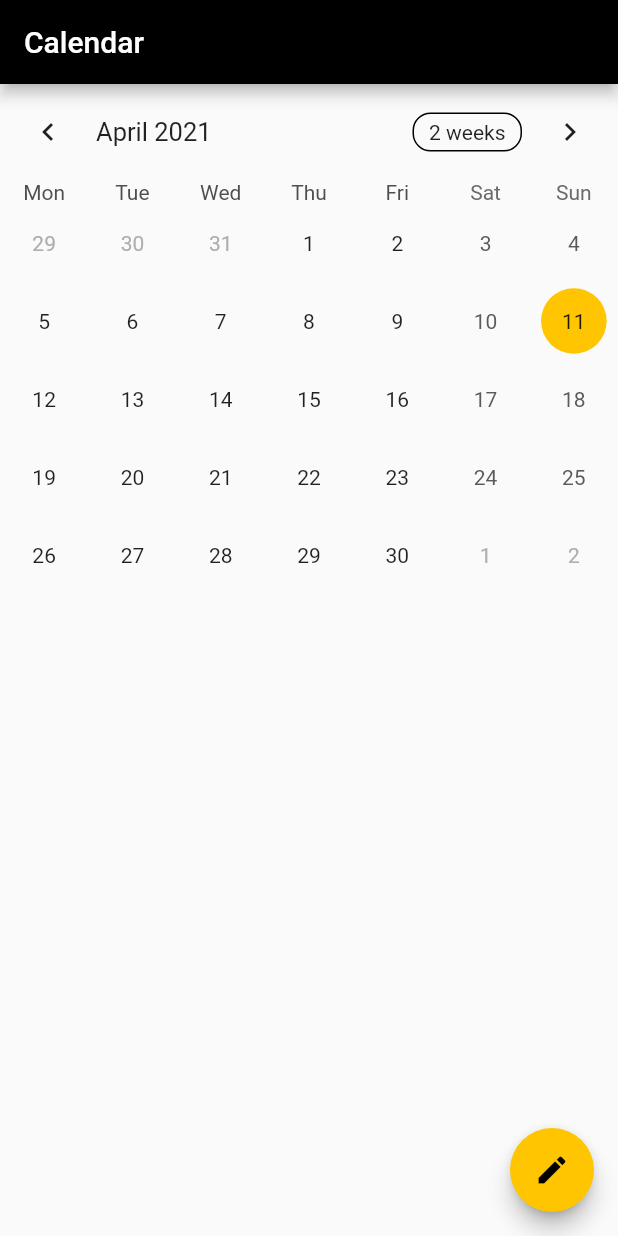
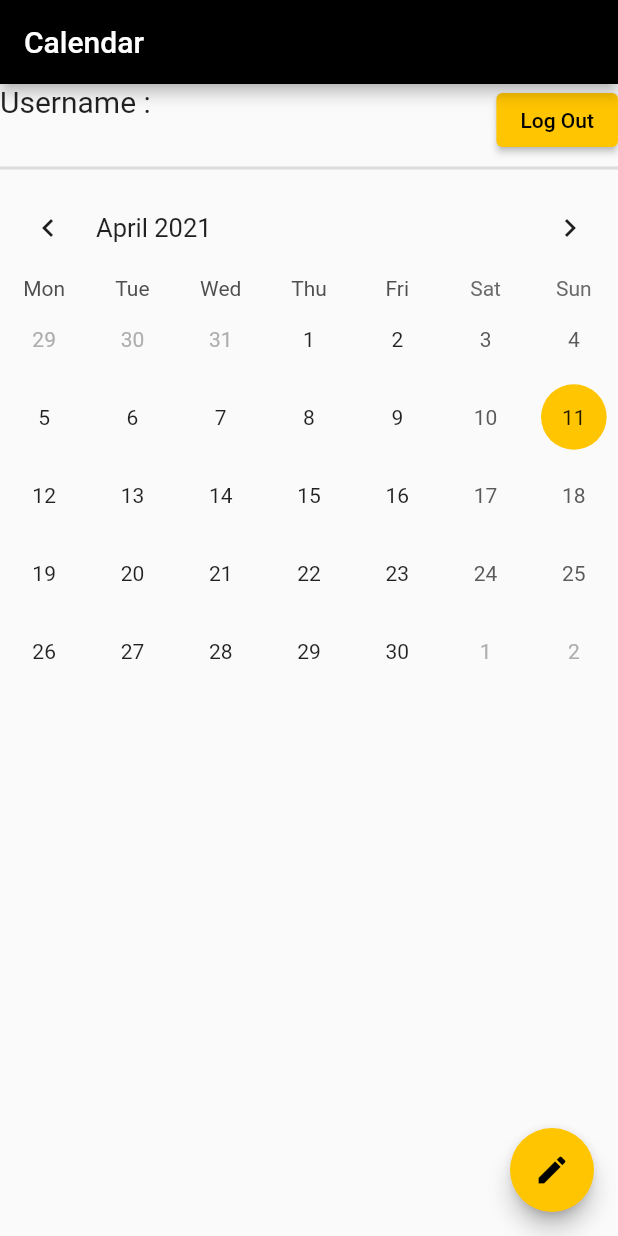
Before and after one commit to srujit-n/CalendarManagement-Flutter, a Flutter app: the CalendarPage screen opened directly, on a phone screen of 412 x 824 dp. Run offline on Flutter 3.47's test engine with Material 2 defaults, Android fonts, the phone set to English and light mode, and no system bars; drawn by our look-alikes of overlay_support, table_calendar; our stand-ins replace cloud_firestore, firebase_auth, firebase_core, flutter_svg, google_sign_in; accounts and stored records are empty; Roboto replaces fonts that are missing (Nunito).

Commit message:
navigation improved , log out functionality added

```diff
--- a/calendar_management/lib/calendar.dart
+++ b/calendar_management/lib/calendar.dart
@@ -4,6 +4,7 @@ import 'package:calendar_management/emailtext.dart';
 import 'package:calendar_management/utils.dart';
 import 'package:cloud_firestore/cloud_firestore.dart';
 import 'package:flutter/material.dart';
+import 'package:flutter/rendering.dart';
 import 'package:intl/intl.dart';
 import 'package:table_calendar/table_calendar.dart';
 import 'auth.dart';
@@ -206,6 +207,29 @@ class CalendarState extends State<CalendarPage> {
       ),
       body: Column(
         children: [
+
+          Container(
+            child: Row(
+              crossAxisAlignment: CrossAxisAlignment.start,
+              mainAxisAlignment: MainAxisAlignment.spaceBetween,
+              children: [
+                Text("Username : ${Auth().getCurrentUser().displayName}",style: TextStyle(
+                  fontSize: 20,
+                ),),
+                ElevatedButton(onPressed: (){
+                  Auth().signOut();
+                 Navigator.popAndPushNamed(context,"signOutevent");
+
+                },
+                    style: ButtonStyle(
+                      foregroundColor: MaterialStateProperty.all(Colors.black),
+                      backgroundColor: MaterialStateProperty.all( Color.fromRGBO(255, 197, 1, 1)),
+                    ),
+                    child: Text("Log Out")),
+              ],
+            ),
+          ),
+          Divider(thickness: 2,),
           TableCalendar(
             firstDay: kFirstDay,
             lastDay: kLastDay,
@@ -261,9 +285,10 @@ class CalendarState extends State<CalendarPage> {
             eventLoader: _getEventsForDay,
             startingDayOfWeek: StartingDayOfWeek.monday,
             calendarStyle: CalendarStyle(
-
-              // Use `CalendarStyle` to customize the UI
               outsideDaysVisible: true,
+            ),
+            headerStyle: HeaderStyle(
+              formatButtonVisible: false
             ),
             onDaySelected: _onDaySelected,
             onFormatChanged: (format) {
```
Also changed, not shown: calendar_management/lib/main.dart (+13 -0 lines).
